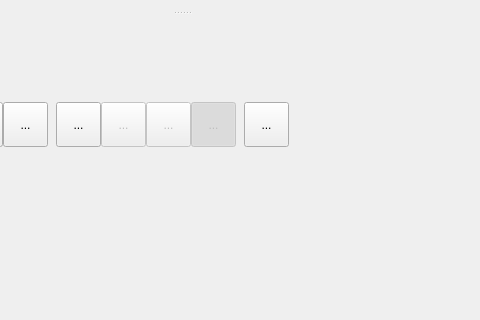
Before: the Qt Designer form MantidQt/SliceViewer/inc/MantidQtSliceViewer/SliceViewer.ui in mantidproject/mantid, drawn with Qt 5; both pictures show x 284 to 764 and y 0 to 320 of the 931 by 676 pixel window.
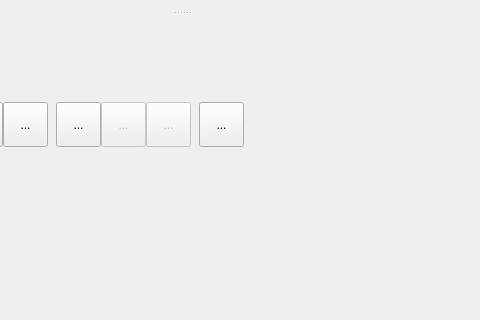
After: the same form once the commit is applied. Icons and pictures are not drawn. Custom widgets are drawn as their Qt base class.

Commit message:
Remove the invisible rebin lock button that is not used
re #13470

Diff of the .ui file:
```diff
--- a/MantidQt/SliceViewer/inc/MantidQtSliceViewer/SliceViewer.ui
+++ b/MantidQt/SliceViewer/inc/MantidQtSliceViewer/SliceViewer.ui
@@ -489,47 +489,6 @@
             </property>
            </widget>
           </item>
-          <item>
-           <widget class="QToolButton" name="btnRebinLock">
-            <property name="enabled">
-             <bool>false</bool>
-            </property>
-            <property name="minimumSize">
-             <size>
-              <width>45</width>
-              <height>45</height>
-             </size>
-            </property>
-            <property name="maximumSize">
-             <size>
-              <width>45</width>
-              <height>45</height>
-             </size>
-            </property>
-            <property name="toolTip">
-             <string>Lock the rebinned workspace in place (use the refresh button to refresh)</string>
-            </property>
-            <property name="text">
-             <string>...</string>
-            </property>
-            <property name="icon">
-             <iconset>
-              <normaloff>:/SliceViewer/icons/stock-lock.png</normaloff>:/SliceViewer/icons/stock-lock.png</iconset>
-            </property>
-            <property name="iconSize">
-             <size>
-              <width>32</width>
-              <height>32</height>
-             </size>
-            </property>
-            <property name="checkable">
-             <bool>true</bool>
-            </property>
-            <property name="checked">
-             <bool>true</bool>
-            </property>
-           </widget>
-          </item>
           <item>
            <spacer name="horizontalSpacer_5">
             <property name="orientation">
```
The commit also changes 2 other files.
